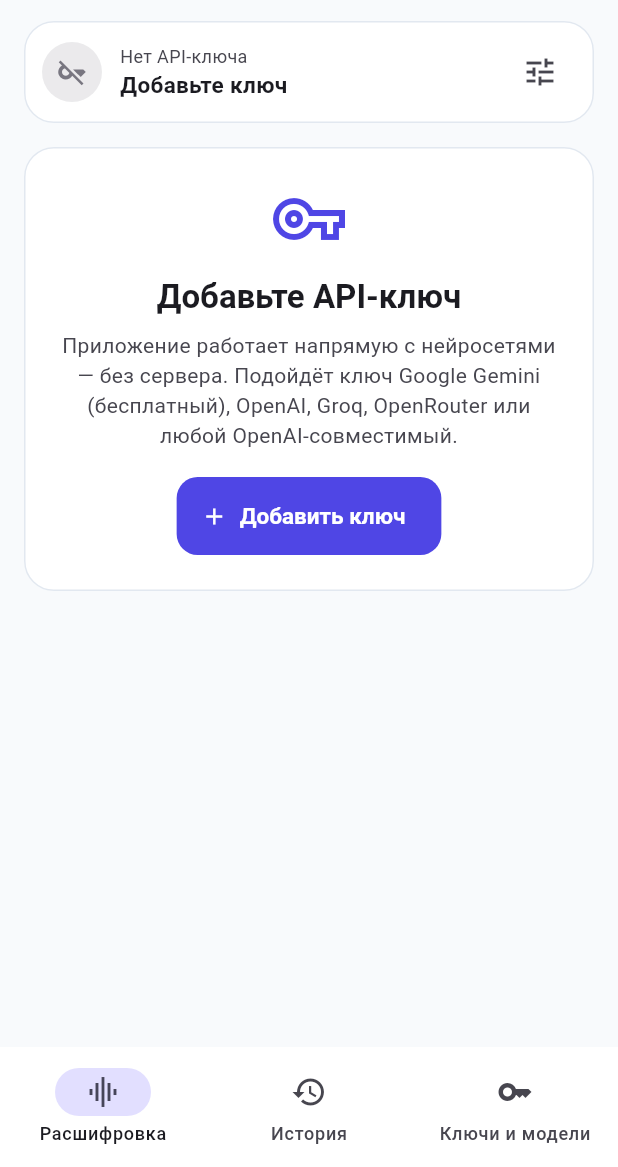
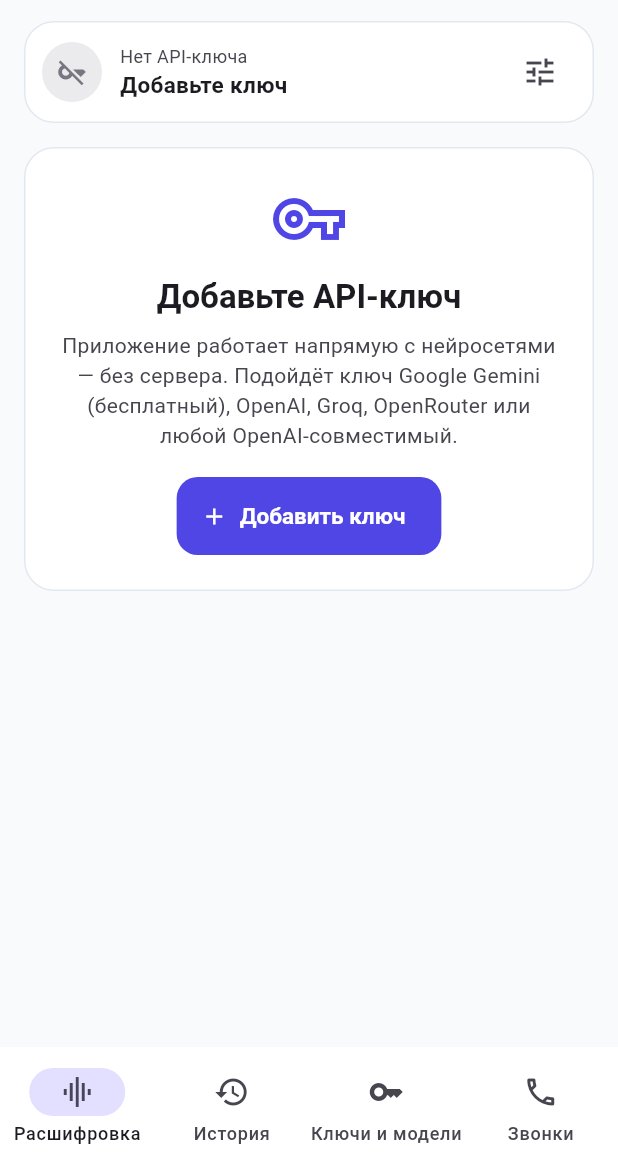
Before and after one commit to Pynusa/AudioCRM, a Flutter app: the screen it shows after launch, on a phone screen of 412 x 824 dp, the part 69-1236 px from its top. Run offline on Flutter 3.47's test engine with Material 3 defaults, Android fonts, the phone set to English and light mode, and no system bars; our stand-ins replace cross_file, file_picker, share_plus, shared_preferences, wakelock_plus; missing offline and left inert: grpc, record.

Commit message:
Update home_shell.dart

```diff
--- a/lib/screens/home_shell.dart
+++ b/lib/screens/home_shell.dart
@@ -6,6 +6,8 @@ import '../services/platform_services.dart';
 import 'history_screen.dart';
 import 'settings_screen.dart';
 import 'transcribe_screen.dart';
+import '../services/call_bridge.dart';
+import 'calls_screen.dart';
 
 class HomeShell extends StatefulWidget {
   const HomeShell({super.key});
@@ -25,9 +27,16 @@ class _HomeShellState extends State<HomeShell> {
       state.addAudio(items);
       if (mounted) setState(() => _tab = 0);
     });
+    CallBridge.onOpenCalls(() {
+      if (mounted) setState(() => _tab = 3);
+    });
     WidgetsBinding.instance.addPostFrameCallback((_) async {
       final items = await ShareIntake.initial();
       if (items.isNotEmpty) state.addAudio(items);
+      if (await CallBridge.consumeOpenCalls() && mounted) {
+        setState(() => _tab = 3);
+      }
+
     });
   }
 
@@ -42,6 +51,7 @@ class _HomeShellState extends State<HomeShell> {
           TranscribeScreen(onOpenSettings: () => setState(() => _tab = 2)),
           const HistoryScreen(),
           const SettingsScreen(),
+          const CallsScreen(),
         ],
       ),
       bottomNavigationBar: NavigationBar(
@@ -65,6 +75,12 @@ class _HomeShellState extends State<HomeShell> {
             selectedIcon: Icon(Icons.key),
             label: 'Ключи и модели',
           ),
+          const NavigationDestination(
+            icon: Icon(Icons.call_outlined),
+            selectedIcon: Icon(Icons.call),
+            label: 'Звонки',
+          ),
+
         ],
       ),
     );
```
